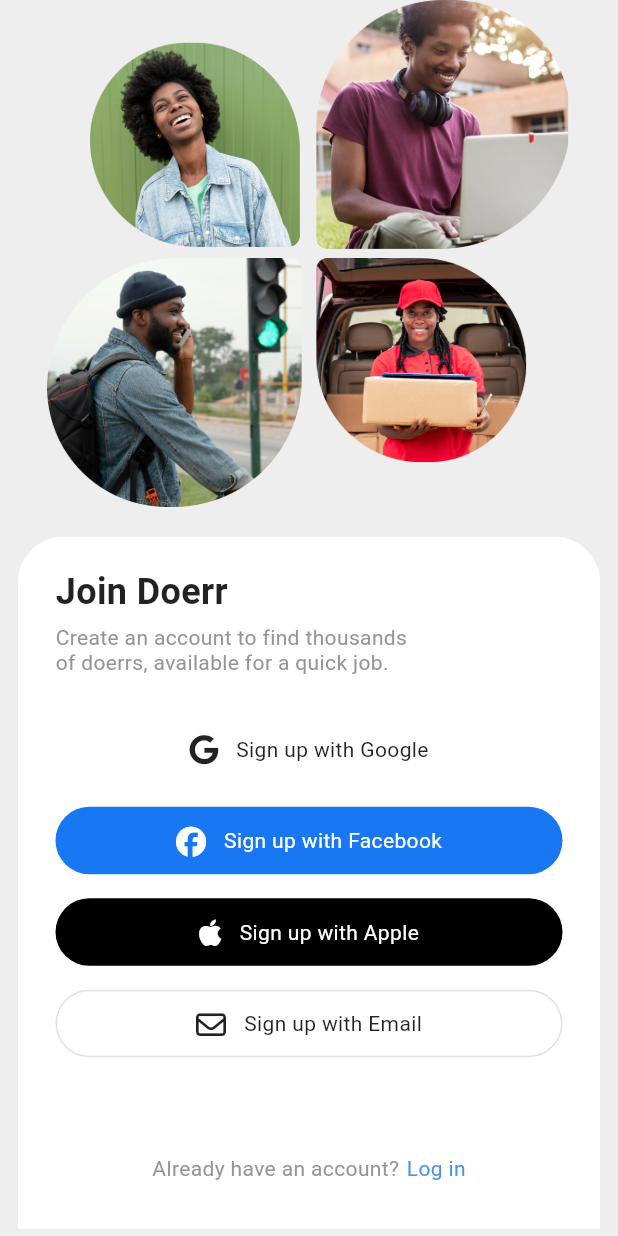
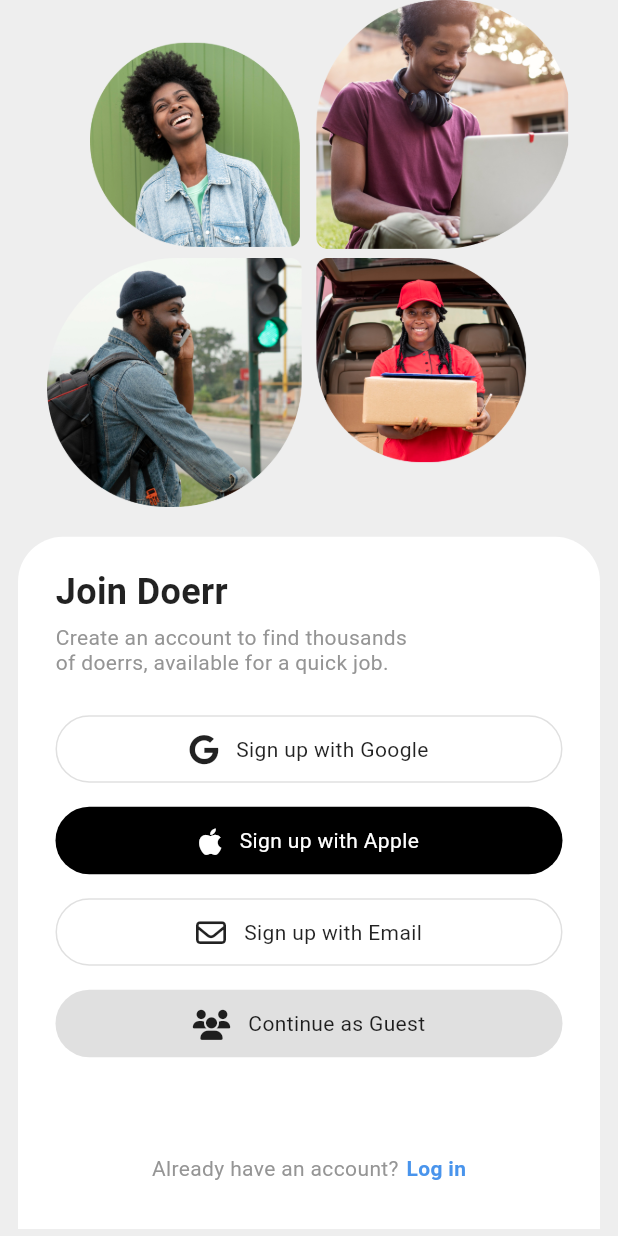
Before and after one commit to tasknPay/doerr_mobile, a Flutter app: the screen it shows after launch, on a phone screen of 412 x 824 dp. Run offline on Flutter 3.47's test engine with Material 3 defaults, Android fonts, the phone set to English and light mode, and no system bars; our stand-ins replace cloud_firestore, connectivity_plus, dartz, easy_stepper, equatable, figma_squircle and 14 more; missing offline and left inert: currency_picker; accounts and stored records are empty; Roboto replaces fonts that are missing (Ubuntu).

Commit message:
updates to other screens

```diff
--- a/lib/src/authentication/presentation/interface/screens/login_screen.dart
+++ b/lib/src/authentication/presentation/interface/screens/login_screen.dart
@@ -94,7 +94,8 @@ class _LoginScreenState extends State<LoginScreen> {
                   },
                   child: const AppText.smaller(
                     'Sign up',
-                    color: ExtraColors.link,
+                    style: TextStyle(
+                        color: ExtraColors.link, fontWeight: FontWeight.bold),
                   ),
                 ),
               ],
--- a/lib/src/authentication/presentation/interface/screens/register_user_screen.dart
+++ b/lib/src/authentication/presentation/interface/screens/register_user_screen.dart
@@ -108,7 +108,8 @@ class _RegisterUserScreenState extends State<RegisterUserScreen> {
                     },
                     child: const AppText.smaller(
                       'Log in',
-                      color: ExtraColors.link,
+                      style: TextStyle(
+                          color: ExtraColors.link, fontWeight: FontWeight.bold),
                     ),
                   ),
                 ],
--- a/lib/src/authentication/presentation/interface/widgets/socaial_auth_button.dart
+++ b/lib/src/authentication/presentation/interface/widgets/socaial_auth_button.dart
@@ -3,7 +3,7 @@ import 'package:font_awesome_flutter/font_awesome_flutter.dart';
 
 import '../../../../../shared/presentation/widgets/constants/app_text.dart';
 
-enum SocialAuthProvider { google, facebook, apple, email, none }
+enum SocialAuthProvider { google, facebook, apple, email, guest, none }
 
 class SocialAuthButton extends StatelessWidget {
   final VoidCallback? onTap;
@@ -62,6 +62,12 @@ class SocialAuthButton extends StatelessWidget {
           size: iconSize,
           color: color,
         );
+      case SocialAuthProvider.guest:
+        return FaIcon(
+          FontAwesomeIcons.users,
+          size: iconSize,
+          color: color,
+        );
       default:
         return const SizedBox.shrink();
     }
@@ -99,7 +105,7 @@ class SocialAuthButton extends StatelessWidget {
                     if (provider != SocialAuthProvider.none)
                       const SizedBox(width: 12),
                     AppText.smaller(
-                      text ?? 'Continue',
+                      text ?? _getDefaultText(),
                       color: textColor ?? Colors.black87,
                     ),
                   ],
@@ -111,4 +117,21 @@ class SocialAuthButton extends StatelessWidget {
       ),
     );
   }
+
+  String _getDefaultText() {
+    switch (provider) {
+      case SocialAuthProvider.google:
+        return 'Continue with Google';
+      case SocialAuthProvider.facebook:
+        return 'Continue with Facebook';
+      case SocialAuthProvider.apple:
+        return 'Continue with Apple';
+      case SocialAuthProvider.email:
+        return 'Continue with Email';
+      case SocialAuthProvider.guest:
+        return 'Continue as Guest';
+      default:
+        return 'Continue';
+    }
+  }
 }
--- a/lib/src/home/presentation/interface/screens/home_screen.dart
+++ b/lib/src/home/presentation/interface/screens/home_screen.dart
@@ -183,9 +183,12 @@ class HomeScreen extends StatelessWidget {
                               fontWeight: FontWeight.bold, fontSize: 12),
                         ),
                         AppText.smaller(
+                            maxLines: 2,
                             padding: EdgeInsets.fromLTRB(16, 0, 16, 0),
                             style: TextStyle(
-                                fontSize: 12, color: ExtraColors.darkGrey),
+                                fontSize: 12,
+                                color: ExtraColors.darkGrey,
+                                overflow: TextOverflow.ellipsis),
                             'This task involves delivering a package from Ayeds, "The Octopus", to Bomso Gate, KNUST. The delivery required ensuring the pachage reaches its destunation securely because it is a bit fragile.'),
                         AppSpacer.vShort(),
                         Column(
--- a/lib/src/onboarding/presentation/interface/screens/onboarding_screen.dart
+++ b/lib/src/onboarding/presentation/interface/screens/onboarding_screen.dart
@@ -60,35 +60,28 @@ class OnboardingScreen extends StatelessWidget {
                   const AppSpacer.vShort(),
                   SocialAuthButton(
                     onTap: () {
-                      log('Email Sign In Button');
+                      log('Google Sign In Button');
                     },
                     text: 'Sign up with Google',
                     provider: SocialAuthProvider.google,
                     backgroundColor: Colors.white,
-                    textColor: Colors.black87, height: 45, // Specific height
+                    textColor: Colors.black87,
+                    hasBorder: true,
+                    borderColor: Colors.grey.shade300,
+                    height: 45,
                   ),
-                  // Facebook Sign In Button
+// Apple Sign In Button
                   SocialAuthButton(
                     onTap: () {
-                      log('Email Sign In Button');
-                    },
-                    text: 'Sign up with Facebook',
-                    provider: SocialAuthProvider.facebook,
-                    backgroundColor: const Color(0xFF1877F2),
-                    textColor: Colors.white, height: 45, // Specific height
-                  ),
-                  // Apple Sign In Button
-                  SocialAuthButton(
-                    onTap: () {
-                      log('Email Sign In Button');
+                      log('Apple Sign In Button');
                     },
                     text: 'Sign up with Apple',
                     provider: SocialAuthProvider.apple,
                     backgroundColor: Colors.black,
                     textColor: Colors.white,
-                    height: 45, // Specific height
+                    height: 45,
                   ),
-                  // Email Sign In Button
+// Email Sign In Button
                   SocialAuthButton(
                     onTap: () {
                       NavigationHelper.navigateTo(
@@ -100,6 +93,18 @@ class OnboardingScreen extends StatelessWidget {
                     height: 45,
                     backgroundColor: Colors.white,
                     textColor: Colors.black87,
+                    borderColor: Colors.grey.shade300,
+                  ),
+// Guest Sign In Button
+                  SocialAuthButton(
+                    onTap: () {
+                      log('Guest Sign In Button');
+                    },
+                    text: 'Continue as Guest',
+                    provider: SocialAuthProvider.guest,
+                    backgroundColor: Colors.grey.shade300,
+                    textColor: Colors.black87,
+                    height: 45,
                   ),
                   const Spacer(),
                   Row(
@@ -115,7 +120,9 @@ class OnboardingScreen extends StatelessWidget {
                         },
                         child: const AppText.smaller(
                           'Log in',
-                          color: ExtraColors.link,
+                          style: TextStyle(
+                              color: ExtraColors.link,
+                              fontWeight: FontWeight.bold),
                         ),
                       ),
                     ],
```
